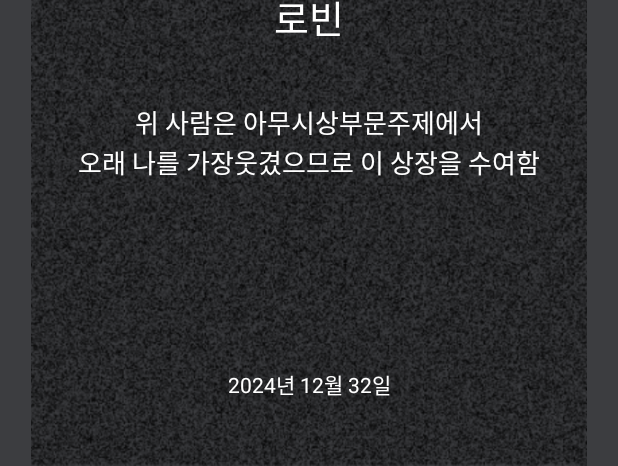
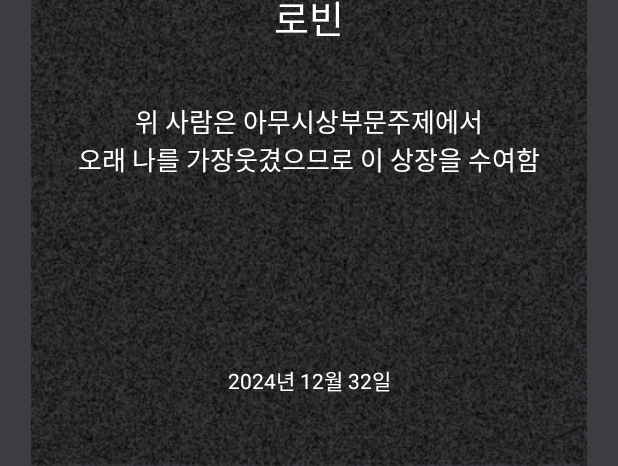
Before and after one commit to 7th-Ne-o-rdinary/android, an Android app: the layout fragment_prize_award.xml on its own in the app's theme, with its tools: preview values and no code run, on a phone screen of 412 x 824 dp. Shown: the part 770-1236 px from the top of the screen. Run offline under Robolectric (Android 15) with nearby library versions, the phone set to English and light mode, and no system bars.

```diff
--- a/app/src/main/res/layout/fragment_prize_award.xml
+++ b/app/src/main/res/layout/fragment_prize_award.xml
@@ -11,8 +11,8 @@
         android:layout_width="match_parent"
         android:layout_height="match_parent"
         android:src="@drawable/bg_noise"
-        tools:layout_editor_absoluteX="-213dp"
-        tools:layout_editor_absoluteY="176dp" />
+        tools:layout_editor_absoluteX="0dp"
+        tools:layout_editor_absoluteY="0dp" />
 
     <ImageView
         android:id="@+id/iv_prize_award_logo"
@@ -65,7 +65,8 @@
         android:id="@+id/tv_prize_award_info1"
         android:layout_width="wrap_content"
         android:layout_height="wrap_content"
-        android:text="위 사람은 아무시상부문주제에서"
+        android:textAlignment="center"
+        android:text="위 사람은 아무시상부문주제에서\n오래 나를 가장웃겼으므로 이 상장을 수여함"
         app:layout_constraintStart_toStartOf="parent"
         app:layout_constraintEnd_toEndOf="parent"
         android:textColor="@color/white"
@@ -73,23 +74,13 @@
         app:layout_constraintTop_toBottomOf="@+id/tv_prize_award_name"
         android:layout_marginTop="37dp"/>
 
-    <TextView
-        android:id="@+id/tv_prize_award_info2"
-        android:layout_width="wrap_content"
-        android:layout_height="wrap_content"
-        android:text="오래 나를 가장웃겼으므로 이 상장을 수여함"
-        app:layout_constraintStart_toStartOf="parent"
-        app:layout_constraintEnd_toEndOf="parent"
-        android:textColor="@color/white"
-        android:textSize="17sp"
-        app:layout_constraintTop_toBottomOf="@+id/tv_prize_award_info1"/>
 
     <TextView
         android:id="@+id/tv_prize_award_date"
         android:layout_width="wrap_content"
         android:layout_height="wrap_content"
         android:text="2024년 12월 32일"
-        app:layout_constraintTop_toBottomOf="@id/tv_prize_award_info2"
+        app:layout_constraintTop_toBottomOf="@id/tv_prize_award_info1"
         android:textColor="@color/white"
         app:layout_constraintStart_toStartOf="parent"
         app:layout_constraintEnd_toEndOf="parent"
```
Also changed, not shown: app/src/main/AndroidManifest.xml (+8 -6 lines), app/src/main/java/com/example/hackathon/presentation/prizeresult/AwardTypeAdapter.kt (+26 -17 lines), app/src/main/java/com/example/hackathon/presentation/prizeresult/FragmentSelectAwardType.kt (+21 -15 lines), app/src/main/java/com/example/hackathon/presentation/prizeresult/PrizeAwardFragment.kt (added, +43 -0 lines), app/src/main/java/com/example/hackathon/presentation/prizeresult/PrizeResultAdapter.kt (+20 -15 lines), app/src/main/java/com/example/hackathon/presentation/prizeresult/PrizeResultViewModel.kt (+7 -0 lines).
